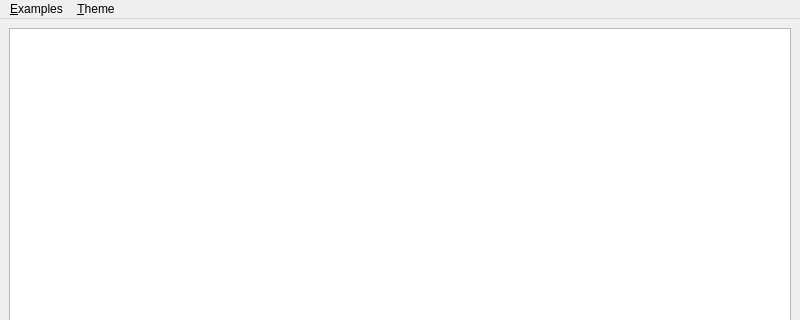
Above: REVIDE/MainWindow.ui from LLVMParty/REVIDE before the change; both pictures show x 0 to 800 and y 0 to 320 of the 800 by 600 pixel window. Below: the same form after it.
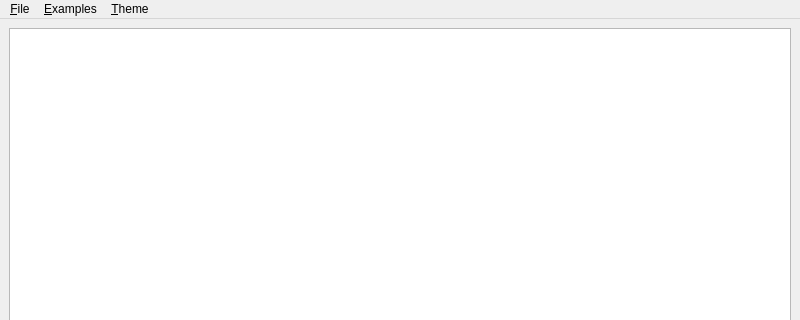
That is the form after the change. Icons and pictures are not drawn.

```diff
--- a/REVIDE/MainWindow.ui
+++ b/REVIDE/MainWindow.ui
@@ -49,6 +49,13 @@
      <string>&amp;Theme</string>
     </property>
    </widget>
+   <widget class="QMenu" name="menu_File">
+    <property name="title">
+     <string>&amp;File</string>
+    </property>
+    <addaction name="action_Open"/>
+   </widget>
+   <addaction name="menu_File"/>
    <addaction name="menu_Examples"/>
    <addaction name="menu_Theme"/>
   </widget>
```
Left out of the diff: 5 changed lines with no effect on the pictures.
